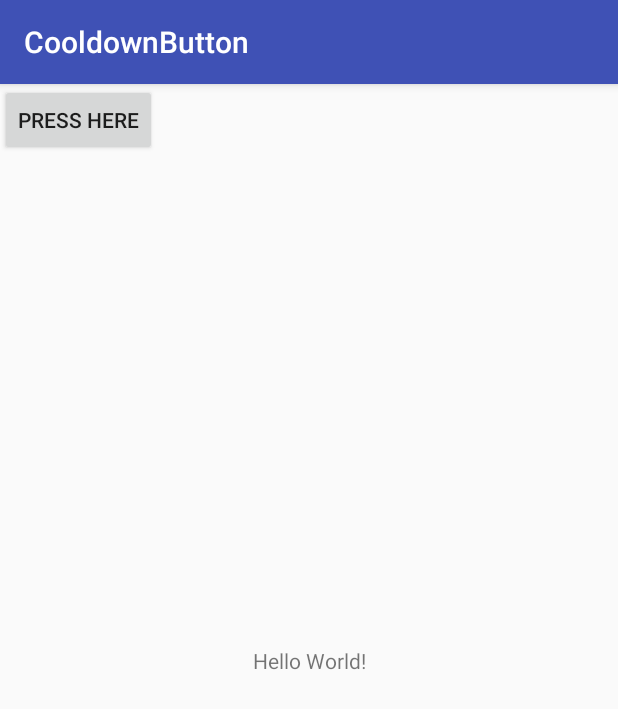
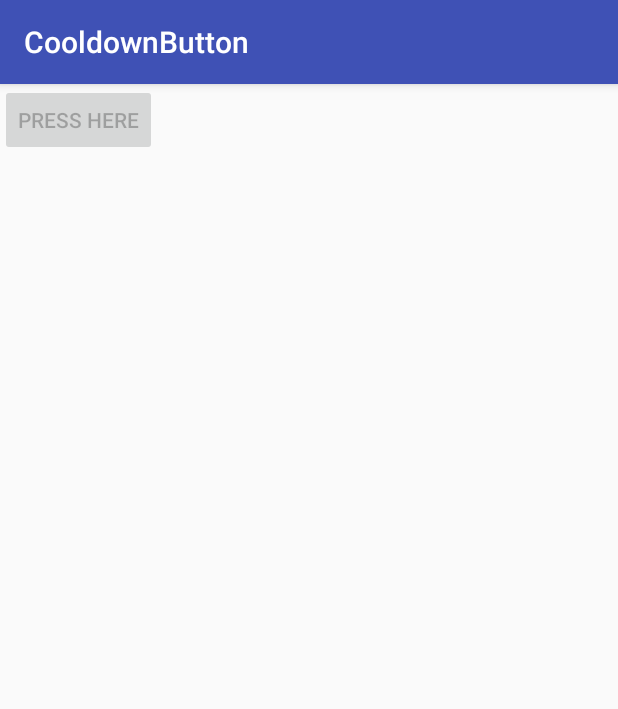
Before and after one commit to chncs23/cooldown-button, an Android app: the screen it shows after launch (MainActivity), after a tap on "PRESS HERE", on a phone screen of 412 x 824 dp. Shown: the top 709 px of the screen. Run offline under Robolectric (Android 15) with nearby library versions, the phone set to English and light mode, and no system bars.

Commit message:
เปลี่ยน module sample ให้ใช้งาน java แทน kotlin

```diff
--- a/cooldownbutton-sample/build.gradle
+++ b/cooldownbutton-sample/build.gradle
@@ -1,5 +1,4 @@
 apply plugin: 'com.android.application'
-apply plugin: 'kotlin-android'
 
 android {
     compileSdkVersion 25
@@ -25,11 +24,9 @@ dependencies {
     androidTestCompile('com.android.support.test.espresso:espresso-core:2.2.2', {
         exclude group: 'com.android.support', module: 'support-annotations'
     })
-    compile 'com.android.support:appcompat-v7:25.3.1'
-    compile 'com.android.support.constraint:constraint-layout:1.0.0-beta1'
     compile project(':cooldownbutton')
+    compile 'com.android.support:design:25.3.1'
     testCompile 'junit:junit:4.12'
-    compile "org.jetbrains.kotlin:kotlin-stdlib-jre7:$kotlin_version"
 }
 
 repositories {
--- /dev/null
+++ b/cooldownbutton-sample/src/main/java/io/github/chncs23/cooldownbutton/sample/MainActivity.java
@@ -0,0 +1,34 @@
+package io.github.chncs23.cooldownbutton.sample;
+
+import android.app.AlertDialog;
+import android.support.v7.app.AppCompatActivity;
+import android.os.Bundle;
+import android.view.View;
+import android.widget.Toast;
+import io.github.chncs23.cooldownbutton.CooldownButton;
+
+public class MainActivity extends AppCompatActivity {
+
+  @Override
+  protected void onCreate(Bundle savedInstanceState) {
+    super.onCreate(savedInstanceState);
+    setContentView(R.layout.activity_main);
+
+    final CooldownButton cooldownButton = (CooldownButton) findViewById(R.id.cooldown);
+    cooldownButton.setDelayInSeconds(3);
+    cooldownButton.setOnClickListener(new View.OnClickListener() {
+      @Override public void onClick(View view) {
+        Toast.makeText(MainActivity.this, "Clicked", Toast.LENGTH_SHORT).show();
+      }
+    });
+
+    cooldownButton.setOnPostDelayListener(new CooldownButton.OnPostDelayListener() {
+      @Override public void onPostDelay() {
+        AlertDialog.Builder builder = new AlertDialog.Builder(MainActivity.this);
+        builder.setTitle("Title");
+        builder.setMessage("hello");
+        builder.show();
+      }
+    });
+  }
+}
--- a/cooldownbutton-sample/src/main/java/io/github/chncs23/cooldownbutton/sample/MainActivity.kt
+++ /dev/null
@@ -1,23 +0,0 @@
-package io.github.chncs23.cooldownbutton.sample
-
-import android.support.v7.app.AppCompatActivity
-import android.os.Bundle
-import android.widget.Toast
-import io.github.chncs23.cooldownbutton.CooldownButton
-
-class MainActivity : AppCompatActivity() {
-
-    override fun onCreate(savedInstanceState: Bundle?) {
-        super.onCreate(savedInstanceState)
-        setContentView(R.layout.activity_main)
-
-        val button: CooldownButton = findViewById(R.id.cooldown) as CooldownButton
-        button.setDelay(1)
-        button.setOnClickListener {
-            Toast.makeText(this, "Button Pressed", Toast.LENGTH_LONG).show()
-        }
-
-        button.setOnPostDelayListener(
-                CooldownButton.OnPostDelayListener { Toast.makeText(this, "after delay", Toast.LENGTH_SHORT).show() })
-    }
-}
--- a/cooldownbutton-sample/src/main/res/layout/activity_main.xml
+++ b/cooldownbutton-sample/src/main/res/layout/activity_main.xml
@@ -1,17 +1,7 @@
 <?xml version="1.0" encoding="utf-8"?>
-<android.support.constraint.ConstraintLayout
+<LinearLayout
     xmlns:android="http://schemas.android.com/apk/res/android"
-    xmlns:app="http://schemas.android.com/apk/res-auto"
     android:layout_width="match_parent" android:layout_height="match_parent">
-
-  <TextView
-      android:layout_width="wrap_content"
-      android:layout_height="wrap_content"
-      android:text="Hello World!"
-      app:layout_constraintBottom_toBottomOf="parent"
-      app:layout_constraintLeft_toLeftOf="parent"
-      app:layout_constraintRight_toRightOf="parent"
-      app:layout_constraintTop_toTopOf="parent"/>
 
   <io.github.chncs23.cooldownbutton.CooldownButton
       android:id="@+id/cooldown"
@@ -19,4 +9,4 @@
       android:layout_height="wrap_content"
       android:text="press here"/>
 
-</android.support.constraint.ConstraintLayout>
+</LinearLayout>
--- a/cooldownbutton/src/main/java/io/github/chncs23/cooldownbutton/CooldownButton.kt
+++ b/cooldownbutton/src/main/java/io/github/chncs23/cooldownbutton/CooldownButton.kt
@@ -13,30 +13,20 @@ class CooldownButton : Button {
 
     var delayInSeconds: Long = 0
 
-    var listener: OnPostDelayListener? = null
+    var onPostDelayListener: OnPostDelayListener? = null
 
     override fun performClick(): Boolean {
         isEnabled = false
         postDelayed({
             isEnabled = true
-            if (listener != null)
-                listener!!.onPostDelay()
+            onPostDelayListener?.let { onPostDelayListener!!.onPostDelay() }
+
         }, delayInSeconds * 1000)
 
         return super.performClick()
     }
 
-    fun setDelay(delayInSeconds: Long) {
-        this.delayInSeconds = delayInSeconds
-    }
-
-    fun setOnPostDelayListener(listener: OnPostDelayListener) {
-        this.listener = listener
-    }
-
-    class OnPostDelayListener(val listener: () -> Unit) {
-        fun onPostDelay() {
-            listener()
-        }
+    interface OnPostDelayListener {
+        fun onPostDelay()
     }
 }
```
